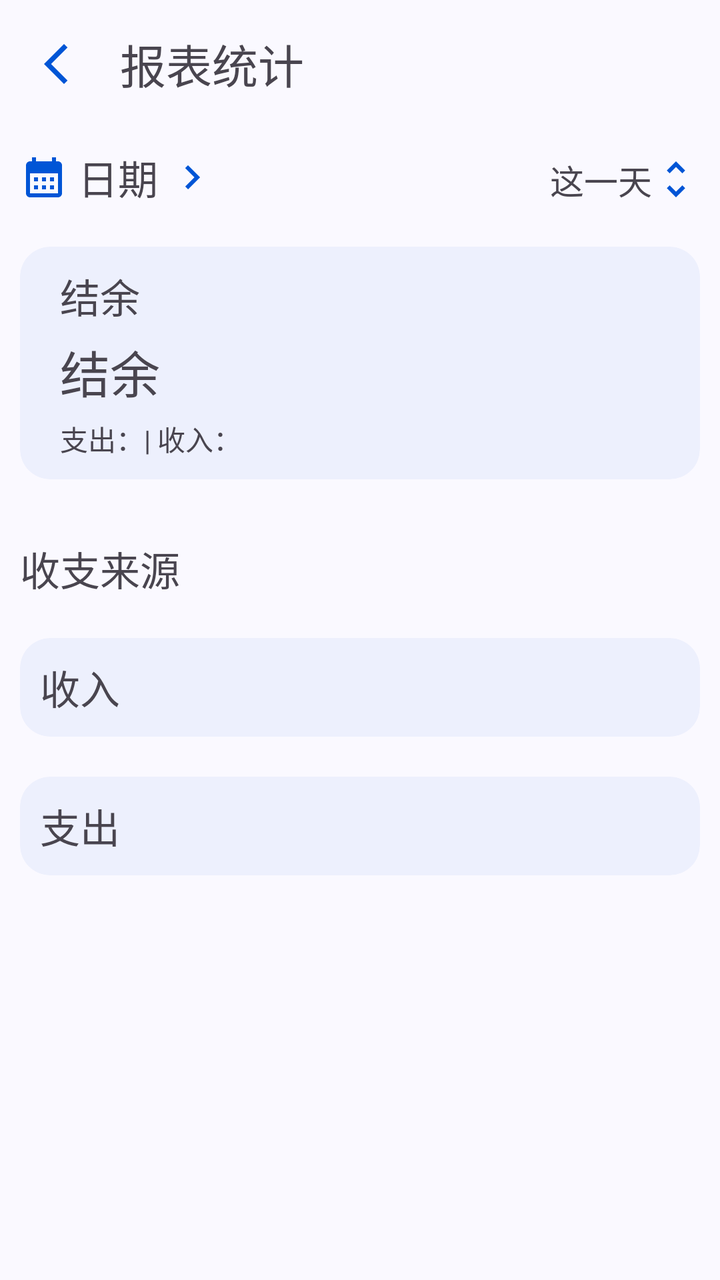
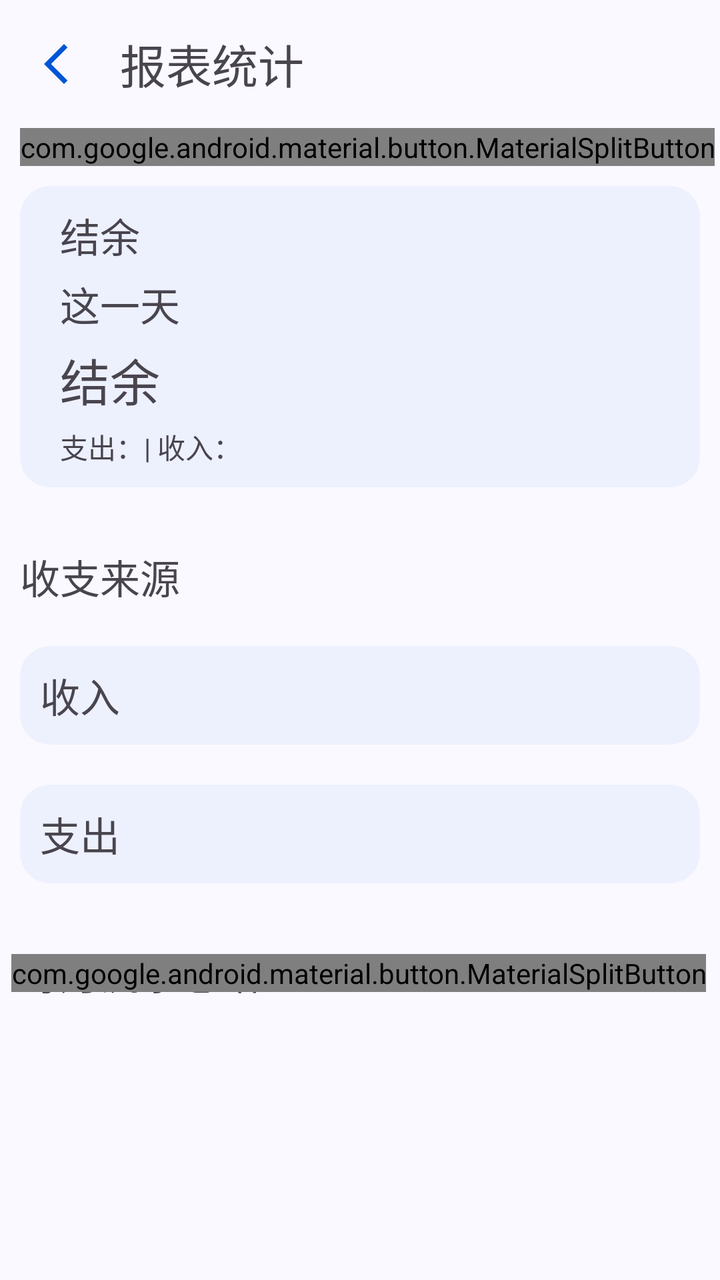

An Android layout rendered at two revisions. The XML below is the earlier revision; the diff shows what the commit changed to produce the second picture.
<!-- AndroidManifest.xml: application theme Theme.ManagerAssistant.Static -->
<!-- res/layout/activity_report.xml -->
<?xml version="1.0" encoding="utf-8"?>
<androidx.constraintlayout.widget.ConstraintLayout xmlns:android="http://schemas.android.com/apk/res/android"
    xmlns:app="http://schemas.android.com/apk/res-auto"
    xmlns:tools="http://schemas.android.com/tools"
    style="@style/CommonPageStyle"
    android:layout_width="match_parent"
    android:layout_height="match_parent"
    tools:context=".ui.pages.home.report.ReportActivity">

    <com.google.android.material.appbar.MaterialToolbar
        android:id="@+id/toolbar"
        android:layout_width="match_parent"
        android:layout_height="?attr/actionBarSize"
        app:layout_constraintEnd_toEndOf="parent"
        app:layout_constraintStart_toStartOf="parent"
        app:layout_constraintTop_toTopOf="parent"
        app:navigationIcon="@drawable/baseline_arrow_back_ios_new_24"
        app:title="@string/title_report" />

    <com.google.android.material.textview.MaterialTextView
        android:id="@+id/report_date_textview"
        android:layout_width="wrap_content"
        android:layout_height="wrap_content"
        android:background="?selectableItemBackground"
        android:clickable="true"
        android:drawableStart="@drawable/baseline_calendar_month_24"
        android:drawableEnd="@drawable/baseline_keyboard_arrow_right_24"
        android:drawablePadding="5dp"
        android:focusable="true"
        android:padding="10dp"
        android:text="@string/date"
        android:textSize="20sp"
        app:layout_constraintLeft_toLeftOf="parent"
        app:layout_constraintTop_toBottomOf="@id/toolbar" />

    <com.google.android.material.textview.MaterialTextView
        android:id="@+id/date_range_select_view"
        style="@style/SpinnerTextViewStyle"
        android:layout_width="wrap_content"
        android:layout_height="wrap_content"
        android:text="@string/today"
        app:layout_constraintBaseline_toBaselineOf="@+id/report_date_textview"
        app:layout_constraintRight_toRightOf="parent" />

    <androidx.core.widget.NestedScrollView
        android:layout_width="match_parent"
        android:layout_height="0dp"
        android:orientation="vertical"
        app:layout_constraintBottom_toBottomOf="parent"
        app:layout_constraintTop_toBottomOf="@id/report_date_textview">

        <LinearLayout
            android:layout_width="match_parent"
            android:layout_height="0dp"
            android:orientation="vertical">

            <com.google.android.material.card.MaterialCardView
                android:id="@+id/report_balance_cardview"
                style="@style/ContentCardStyle"
                android:layout_width="match_parent"
                android:layout_height="wrap_content">

                <LinearLayout
                    android:layout_width="match_parent"
                    android:layout_height="match_parent"
                    android:orientation="vertical"
                    android:padding="5dp">

                    <com.google.android.material.textview.MaterialTextView
                        style="@style/ReportInfoTextViewStyle"
                        android:layout_width="wrap_content"
                        android:layout_height="wrap_content"
                        android:text="@string/balance"
                        android:textSize="20sp" />

                    <com.google.android.material.textview.MaterialTextView
                        android:id="@+id/balance_text"
                        style="@style/ReportInfoTextViewStyle"
                        android:layout_width="wrap_content"
                        android:layout_height="wrap_content"
                        android:text="@string/balance"
                        android:textSize="25sp" />

                    <com.google.android.material.textview.MaterialTextView
                        android:id="@+id/expense_income_text"
                        style="@style/ReportInfoTextViewStyle"
                        android:layout_width="wrap_content"
                        android:layout_height="wrap_content"
                        android:paddingBottom="5dp"
                        android:text="@string/expense_and_income" />
                </LinearLayout>
            </com.google.android.material.card.MaterialCardView>

            
            <LinearLayout
                android:id="@+id/expense_income_layout"
                android:layout_width="match_parent"
                android:layout_height="wrap_content"
                android:layout_marginTop="10dp"
                android:orientation="vertical">

                <com.google.android.material.textview.MaterialTextView
                    style="@style/LabelTextViewStyle"
                    android:layout_width="wrap_content"
                    android:layout_height="wrap_content"
                    android:text="@string/expenditure_income_source" />

                <com.google.android.material.card.MaterialCardView
                    android:id="@+id/income_source_card"
                    style="@style/ContentCardStyle"
                    android:layout_width="match_parent"
                    android:layout_height="wrap_content">

                    <LinearLayout
                        android:layout_width="match_parent"
                        android:layout_height="wrap_content"
                        android:orientation="vertical">

                        <com.google.android.material.textview.MaterialTextView
                            style="@style/LabelTextViewStyle"
                            android:layout_width="wrap_content"
                            android:layout_height="wrap_content"
                            android:text="@string/income" />

                        <androidx.recyclerview.widget.RecyclerView
                            android:id="@+id/income_source_recycler"
                            android:layout_width="match_parent"
                            android:layout_height="wrap_content"
                            android:nestedScrollingEnabled="false"
                            android:orientation="vertical"
                            app:layoutManager="androidx.recyclerview.widget.LinearLayoutManager" />
                    </LinearLayout>
                </com.google.android.material.card.MaterialCardView>

                <com.google.android.material.card.MaterialCardView
                    android:id="@+id/expense_source_card"
                    style="@style/ContentCardStyle"
                    android:layout_width="match_parent"
                    android:layout_height="wrap_content">

                    <LinearLayout
                        android:layout_width="match_parent"
                        android:layout_height="wrap_content"
                        android:orientation="vertical">

                        <com.google.android.material.textview.MaterialTextView
                            style="@style/LabelTextViewStyle"
                            android:layout_width="wrap_content"
                            android:layout_height="wrap_content"
                            android:text="@string/expense" />

                        <androidx.recyclerview.widget.RecyclerView
                            android:id="@+id/expense_source_recycler"
                            android:layout_width="match_parent"
                            android:layout_height="wrap_content"
                            android:nestedScrollingEnabled="false"
                            android:orientation="vertical"
                            app:layoutManager="androidx.recyclerview.widget.LinearLayoutManager" />
                    </LinearLayout>
                </com.google.android.material.card.MaterialCardView>
            </LinearLayout>

            
            <LinearLayout
                android:id="@+id/month_account_layout"
                android:layout_width="match_parent"
                android:layout_height="wrap_content"
                android:layout_marginTop="10dp"
                android:orientation="vertical"
                android:visibility="gone">

                <LinearLayout
                    android:layout_width="match_parent"
                    android:layout_height="wrap_content"
                    android:orientation="horizontal">

                    <com.google.android.material.textview.MaterialTextView
                        style="@style/LabelTextViewStyle"
                        android:layout_width="0dp"
                        android:layout_height="wrap_content"
                        android:layout_weight="1"
                        android:text="@string/running_account_every_month" />

                    <com.google.android.material.textview.MaterialTextView
                        android:id="@+id/month_account_type_select_view"
                        style="@style/SpinnerTextViewStyle"
                        android:layout_width="wrap_content"
                        android:layout_height="wrap_content"
                        android:text="@string/balance" />
                </LinearLayout>

                <com.google.android.material.card.MaterialCardView
                    style="@style/ContentCardStyle"
                    android:layout_width="match_parent"
                    android:layout_height="wrap_content">

                    <androidx.recyclerview.widget.RecyclerView
                        android:id="@+id/month_account_recycler"
                        android:layout_width="match_parent"
                        android:layout_height="wrap_content"
                        android:nestedScrollingEnabled="false"
                        app:layoutManager="androidx.recyclerview.widget.LinearLayoutManager" />
                </com.google.android.material.card.MaterialCardView>
            </LinearLayout>
        </LinearLayout>
    </androidx.core.widget.NestedScrollView>
</androidx.constraintlayout.widget.ConstraintLayout>
<!-- resources referenced by this layout -->
<resources>
  <!-- drawable baseline_arrow_back_ios_new_24 (drawable) -->
  <vector xmlns:android="http://schemas.android.com/apk/res/android" android:height="24dp" android:tint="#000000" android:viewportHeight="24" android:viewportWidth="24" android:width="24dp">
        
      <path android:fillColor="@android:color/white" android:pathData="M17.77,3.77l-1.77,-1.77l-10,10l10,10l1.77,-1.77l-8.23,-8.23z"/>
      
  </vector>
  <!-- drawable baseline_keyboard_arrow_right_24 (drawable) -->
  <vector xmlns:android="http://schemas.android.com/apk/res/android" android:autoMirrored="true" android:height="24dp" android:tint="#000000" android:viewportHeight="24" android:viewportWidth="24" android:width="24dp">
        
      <path android:fillColor="@android:color/white" android:pathData="M8.59,16.59L13.17,12 8.59,7.41 10,6l6,6 -6,6 -1.41,-1.41z"/>
      
  </vector>
  <string name="balance">结余</string>
  <string name="date">日期</string>
  <string name="expenditure_income_source">收支来源</string>
  <string name="expense">支出</string>
  <string name="expense_and_income">支出：| 收入：</string>
  <string name="income">收入</string>
  <string name="running_account_every_month">每月流水总结</string>
  <string name="title_report">报表统计</string>
  <string name="today">这一天</string>
  <style name="CommonPageStyle">
          <item name="android:fitsSystemWindows">true</item>
          <item name="android:background">?attr/colorSurface</item>
      </style>
  <style name="LabelTextViewStyle">
          <item name="android:paddingStart">10dp</item>
          <item name="android:paddingEnd">10dp</item>
          <item name="android:paddingTop">10dp</item>
          <item name="android:paddingBottom">10dp</item>
          <item name="android:textSize">20sp</item>
      </style>
  <style name="ReportInfoTextViewStyle">
          <item name="android:paddingTop">5dp</item>
          <item name="android:paddingStart">15dp</item>
      </style>
  <style name="SpinnerTextViewStyle">
          <item name="android:textSize">17sp</item>
          <item name="android:padding">10dp</item>
          <item name="android:clickable">true</item>
          <item name="android:background">?attr/selectableItemBackground</item>
          <item name="android:focusable">true</item>
          <item name="android:drawableEnd">@drawable/baseline_unfold_more_24</item>
      </style>
  <!-- drawable baseline_unfold_more_24 (drawable) -->
  <vector xmlns:android="http://schemas.android.com/apk/res/android" android:height="24dp" android:tint="#000000" android:viewportHeight="24" android:viewportWidth="24" android:width="24dp">
        
      <path android:fillColor="@android:color/white" android:pathData="M12,5.83L15.17,9l1.41,-1.41L12,3 7.41,7.59 8.83,9 12,5.83zM12,18.17L8.83,15l-1.41,1.41L12,21l4.59,-4.59L15.17,15 12,18.17z"/>
      
  </vector>
  <color name="color_primary">#0055d6</color>
  <color name="color_on_primary">#ffffff</color>
  <color name="color_primary_container">#d8e1fe</color>
  <color name="color_secondary_container">#e0e1ff</color>
  <color name="color_surface">#faf9ff</color>
  <color name="color_surface_container">#ebedfa</color>
  <color name="color_surface_container_low">#edeffc</color>
  <style name="ToolBarStyle" parent="Widget.Material3.Toolbar">
          <item name="android:backgroundTint">?attr/colorSurface</item>
          <item name="navigationIconTint">?attr/colorPrimary</item>
          <item name="contentInsetStart">10dp</item>
          <item name="titleTextAppearance">@style/TitleStyle</item>
      </style>
  <style name="TitleStyle">
          <item name="android:textSize">23sp</item>
      </style>
  <!-- unchanged entries left out for length: 3 -->
</resources>

<!-- the commit's change to res/layout/activity_report.xml (unified diff, before → after) -->
@@ -17,37 +17,36 @@
         app:navigationIcon="@drawable/baseline_arrow_back_ios_new_24"
         app:title="@string/title_report" />
 
-    <com.google.android.material.textview.MaterialTextView
-        android:id="@+id/report_date_textview"
+    <com.google.android.material.button.MaterialSplitButton
+        android:id="@+id/date_select_split_btn"
         android:layout_width="wrap_content"
         android:layout_height="wrap_content"
-        android:background="?selectableItemBackground"
-        android:clickable="true"
-        android:drawableStart="@drawable/baseline_calendar_month_24"
-        android:drawableEnd="@drawable/baseline_keyboard_arrow_right_24"
-        android:drawablePadding="5dp"
-        android:focusable="true"
-        android:padding="10dp"
-        android:text="@string/date"
-        android:textSize="20sp"
-        app:layout_constraintLeft_toLeftOf="parent"
-        app:layout_constraintTop_toBottomOf="@id/toolbar" />
-
-    <com.google.android.material.textview.MaterialTextView
-        android:id="@+id/date_range_select_view"
-        style="@style/SpinnerTextViewStyle"
-        android:layout_width="wrap_content"
-        android:layout_height="wrap_content"
-        android:text="@string/today"
-        app:layout_constraintBaseline_toBaselineOf="@+id/report_date_textview"
-        app:layout_constraintRight_toRightOf="parent" />
+        android:layout_marginStart="10dp"
+        app:layout_constraintStart_toStartOf="parent"
+        app:layout_constraintTop_toBottomOf="@id/toolbar">
+
+        <com.google.android.material.button.MaterialButton
+            android:id="@+id/report_date_select_btn"
+            style="?attr/materialSplitButtonLeadingFilledStyle"
+            android:layout_width="wrap_content"
+            android:layout_height="wrap_content"
+            android:text="@string/date"
+            app:icon="@drawable/baseline_calendar_month_24" />
+
+        <com.google.android.material.button.MaterialButton
+            android:id="@+id/date_range_select_btn"
+            style="?attr/materialSplitButtonIconFilledStyle"
+            android:layout_width="wrap_content"
+            android:layout_height="wrap_content"
+            app:icon="@drawable/baseline_unfold_more_24" />
+    </com.google.android.material.button.MaterialSplitButton>
 
     <androidx.core.widget.NestedScrollView
         android:layout_width="match_parent"
         android:layout_height="0dp"
         android:orientation="vertical"
         app:layout_constraintBottom_toBottomOf="parent"
-        app:layout_constraintTop_toBottomOf="@id/report_date_textview">
+        app:layout_constraintTop_toBottomOf="@id/date_select_split_btn">
 
         <LinearLayout
             android:layout_width="match_parent"
@@ -71,6 +70,14 @@
                         android:layout_width="wrap_content"
                         android:layout_height="wrap_content"
                         android:text="@string/balance"
+                        android:textSize="20sp" />
+
+                    <com.google.android.material.textview.MaterialTextView
+                        android:id="@+id/date_range_text"
+                        style="@style/ReportInfoTextViewStyle"
+                        android:layout_width="wrap_content"
+                        android:layout_height="wrap_content"
+                        android:text="@string/today"
                         android:textSize="20sp" />
 
                     <com.google.android.material.textview.MaterialTextView
@@ -167,27 +174,47 @@
                 android:layout_height="wrap_content"
                 android:layout_marginTop="10dp"
                 android:orientation="vertical"
-                android:visibility="gone">
-
-                <LinearLayout
+                android:visibility="visible">
+
+                <androidx.constraintlayout.widget.ConstraintLayout
                     android:layout_width="match_parent"
                     android:layout_height="wrap_content"
                     android:orientation="horizontal">
 
                     <com.google.android.material.textview.MaterialTextView
                         style="@style/LabelTextViewStyle"
-                        android:layout_width="0dp"
-                        android:layout_height="wrap_content"
-                        android:layout_weight="1"
-                        android:text="@string/running_account_every_month" />
-
-                    <com.google.android.material.textview.MaterialTextView
-                        android:id="@+id/month_account_type_select_view"
-                        style="@style/SpinnerTextViewStyle"
-                        android:layout_width="wrap_content"
-                        android:layout_height="wrap_content"
-                        android:text="@string/balance" />
-                </LinearLayout>
+                        android:layout_width="wrap_content"
+                        android:layout_height="wrap_content"
+                        android:layout_gravity="center_vertical"
+                        android:text="@string/running_account_every_month"
+                        app:layout_constraintBottom_toBottomOf="parent"
+                        app:layout_constraintStart_toStartOf="parent"
+                        app:layout_constraintTop_toTopOf="parent" />
+
+                    <com.google.android.material.button.MaterialSplitButton
+                        android:layout_width="wrap_content"
+                        android:layout_height="wrap_content"
+                        android:layout_marginEnd="7dp"
+                        app:layout_constraintBottom_toBottomOf="parent"
+                        app:layout_constraintEnd_toEndOf="parent"
+                        app:layout_constraintTop_toTopOf="parent">
+
+                        <com.google.android.material.button.MaterialButton
+                            android:id="@+id/month_account_type_leading_btn"
+                            style="?attr/materialSplitButtonLeadingFilledStyle"
+                            android:layout_width="wrap_content"
+                            android:layout_height="wrap_content"
+                            android:text="@string/balance" />
+
+                        <com.google.android.material.button.MaterialButton
+                            android:id="@+id/month_account_type_select_btn"
+                            style="?attr/materialSplitButtonIconFilledStyle"
+                            android:layout_width="wrap_content"
+                            android:layout_height="wrap_content"
+                            app:icon="@drawable/baseline_unfold_more_24"
+                            app:iconGravity="textStart" />
+                    </com.google.android.material.button.MaterialSplitButton>
+                </androidx.constraintlayout.widget.ConstraintLayout>
 
                 <com.google.android.material.card.MaterialCardView
                     style="@style/ContentCardStyle"
<!-- resource entries referenced after the edit -->
@@ -4,12 +4,6 @@
   <vector xmlns:android="http://schemas.android.com/apk/res/android" android:height="24dp" android:tint="#000000" android:viewportHeight="24" android:viewportWidth="24" android:width="24dp">
         
       <path android:fillColor="@android:color/white" android:pathData="M17.77,3.77l-1.77,-1.77l-10,10l10,10l1.77,-1.77l-8.23,-8.23z"/>
-      
-  </vector>
-  <!-- drawable baseline_keyboard_arrow_right_24 (drawable) -->
-  <vector xmlns:android="http://schemas.android.com/apk/res/android" android:autoMirrored="true" android:height="24dp" android:tint="#000000" android:viewportHeight="24" android:viewportWidth="24" android:width="24dp">
-        
-      <path android:fillColor="@android:color/white" android:pathData="M8.59,16.59L13.17,12 8.59,7.41 10,6l6,6 -6,6 -1.41,-1.41z"/>
       
   </vector>
   <string name="balance">结余</string>
@@ -36,14 +30,6 @@
           <item name="android:paddingTop">5dp</item>
           <item name="android:paddingStart">15dp</item>
       </style>
-  <style name="SpinnerTextViewStyle">
-          <item name="android:textSize">17sp</item>
-          <item name="android:padding">10dp</item>
-          <item name="android:clickable">true</item>
-          <item name="android:background">?attr/selectableItemBackground</item>
-          <item name="android:focusable">true</item>
-          <item name="android:drawableEnd">@drawable/baseline_unfold_more_24</item>
-      </style>
   <!-- drawable baseline_unfold_more_24 (drawable) -->
   <vector xmlns:android="http://schemas.android.com/apk/res/android" android:height="24dp" android:tint="#000000" android:viewportHeight="24" android:viewportWidth="24" android:width="24dp">
         
